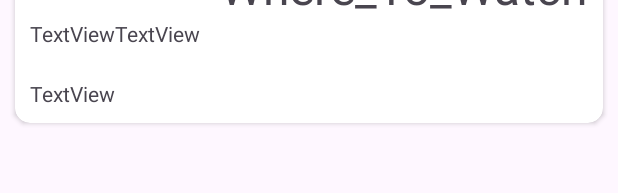
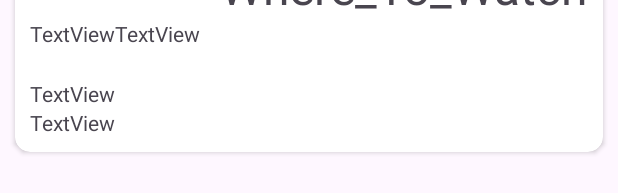
Before and after one commit to batbod349/Where_To_Watch, an Android app: the layout item_movie.xml on its own in the app's theme, with its tools: preview values and no code run, on a phone screen of 412 x 824 dp. Shown: the part 141-334 px from the top of the screen. Run offline under Robolectric (Android 15) with nearby library versions, the phone set to English and light mode, and no system bars.

```diff
--- a/app/src/main/java/com/example/where_to_watch/Models/MovieDetailsView.java
+++ b/app/src/main/java/com/example/where_to_watch/Models/MovieDetailsView.java
@@ -33,7 +33,7 @@ public class MovieDetailsView extends AppCompatActivity {
             String movieID = intent.getStringExtra("movieID");
             // Faites quelque chose avec movieID, par exemple, affichez-le dans un TextView
             TextView textView = findViewById(R.id.textView_movie_id);
-            textView.setText(String.valueOf(movieID));
+            textView.setText(movieID);
         }
     }
 }
--- a/app/src/main/res/layout/item_movie.xml
+++ b/app/src/main/res/layout/item_movie.xml
@@ -64,6 +64,11 @@
             android:layout_width="wrap_content"
             android:layout_height="wrap_content"
             android:text="TextView" />
+        <TextView
+            android:id="@+id/idTV"
+            android:layout_width="wrap_content"
+            android:layout_height="wrap_content"
+            android:text="TextView" />
 
     </LinearLayout>
 
```
Also changed, not shown: app/src/main/java/com/example/where_to_watch/Models/MovieAdapter.java (+9 -4 lines), app/src/main/res/layout/activity_movie_details_view.xml (+1 -10 lines).
